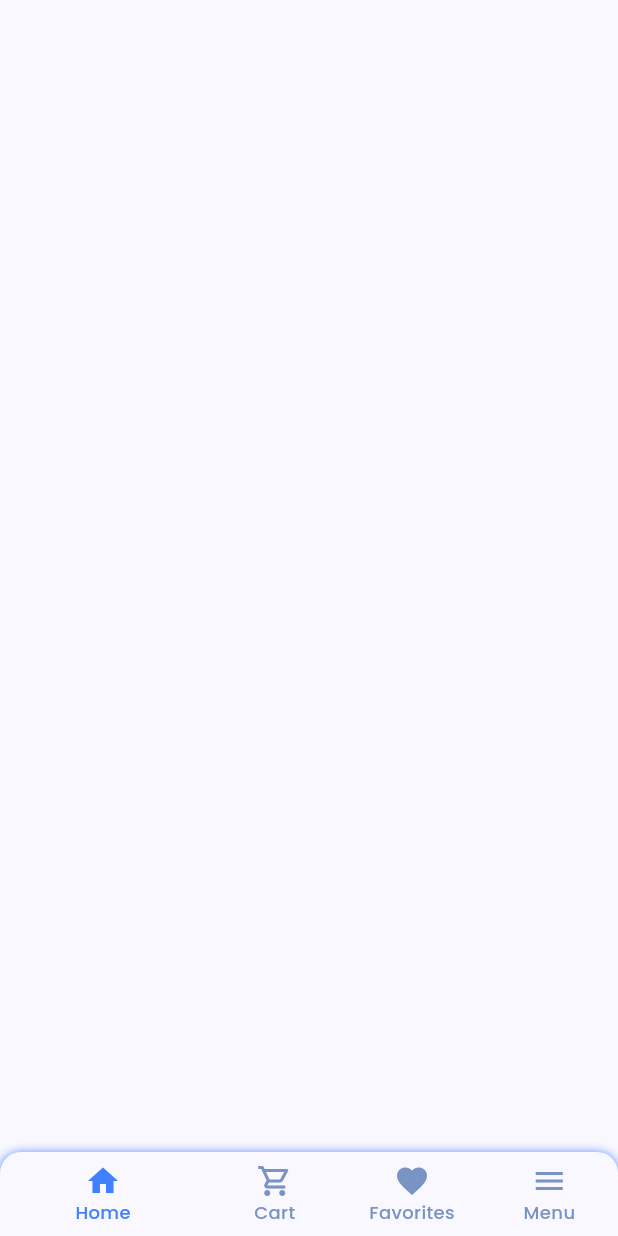
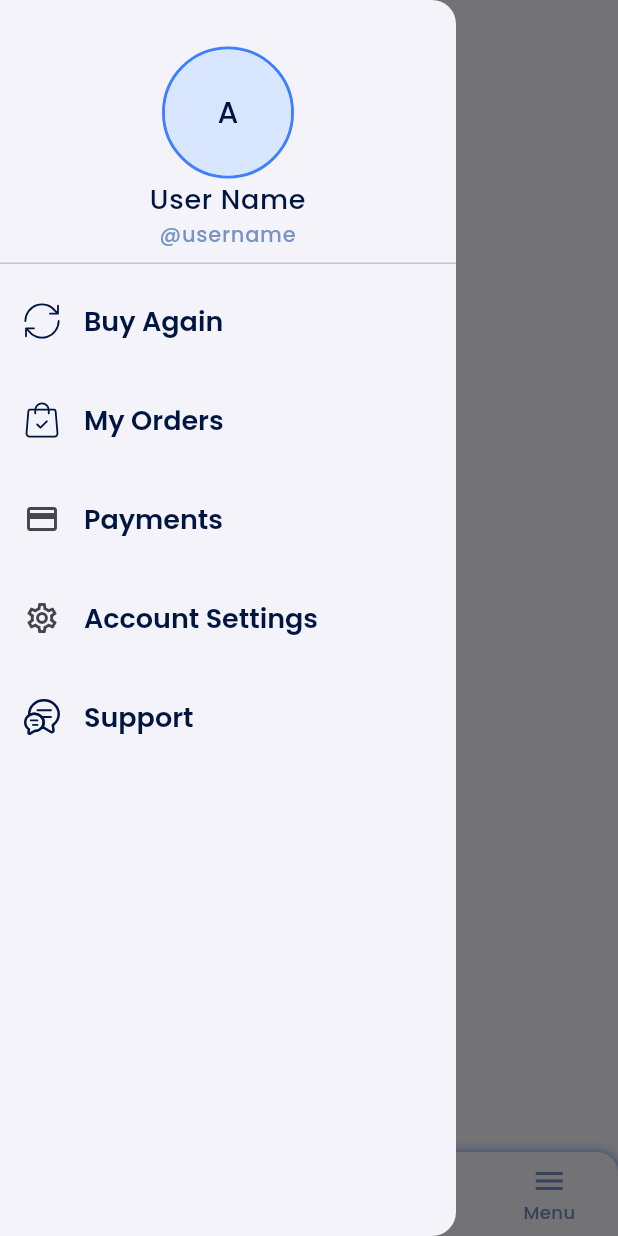
Before and after one commit to AhmedEl-Shamy/marketi, a Flutter app: the MainAppPageWidget screen opened directly with empty values, with the side drawer open (before the commit the screen has no drawer), on a phone screen of 412 x 824 dp. Run offline on Flutter 3.47's test engine with Material 3 defaults, Android fonts, the phone set to English and light mode, and no system bars; our stand-ins replace flutter_svg, go_router.

Commit message:
add drawer menu to the app

```diff
--- a/lib/core/utlis/app_assets.dart
+++ b/lib/core/utlis/app_assets.dart
@@ -13,6 +13,14 @@ class AppAssets {
   /// Assets for kImagesBellIconUIA
   /// assets/images/Bell_Icon_UIA.svg
   static const String kImagesBellIconUIA = "assets/images/Bell_Icon_UIA.svg";
+
+  /// Assets for kImagesBuyAgainIcon
+  /// assets/images/Buy_Again_Icon.svg
+  static const String kImagesBuyAgainIcon = "assets/images/Buy_Again_Icon.svg";
+
+  /// Assets for kImagesChatSupportIcon
+  /// assets/images/Chat_Support_Icon.svg
+  static const String kImagesChatSupportIcon = "assets/images/Chat_Support_Icon.svg";
 
   /// Assets for kImagesFacebookLogo
   /// assets/images/Facebook_Logo.svg
@@ -74,6 +82,10 @@ class AppAssets {
   /// assets/images/Logo_Splash_Screen.png
   static const String kImagesLogoSplashScreen = "assets/images/Logo_Splash_Screen.png";
 
+  /// Assets for kImagesMyOrdersIcon
+  /// assets/images/My_Orders_Icon.svg
+  static const String kImagesMyOrdersIcon = "assets/images/My_Orders_Icon.svg";
+
   /// Assets for kImagesNameIcon
   /// assets/images/Name_Icon.svg
   static const String kImagesNameIcon = "assets/images/Name_Icon.svg";
--- /dev/null
+++ b/lib/core/widgets/custom_drawer.dart
@@ -0,0 +1,55 @@
+import 'package:flutter/material.dart';
+import 'package:flutter_svg/flutter_svg.dart';
+import 'package:marketi/core/utlis/app_assets.dart';
+
+import 'custom_drawer_header.dart';
+import 'custom_drawer_item.dart';
+
+class CustomAppDrawer extends StatelessWidget {
+  const CustomAppDrawer({
+    super.key,
+  });
+
+  @override
+  Widget build(BuildContext context) {
+    return Drawer(
+      child: Column(
+        spacing: 10,
+        children: [
+          CustomDrawerHeader(),
+          CustomDrawerBodyItem(
+            title: 'Buy Again',
+            icon: SvgPicture.asset(
+              AppAssets.kImagesBuyAgainIcon,
+            ),
+            onTap: () {},
+          ),
+          CustomDrawerBodyItem(
+            title: 'My Orders',
+            icon: SvgPicture.asset(
+              AppAssets.kImagesMyOrdersIcon,
+            ),
+            onTap: () {},
+          ),
+          CustomDrawerBodyItem(
+            title: 'Payments',
+            icon: Icon(Icons.payment),
+            onTap: () {},
+          ),
+          CustomDrawerBodyItem(
+            title: 'Account Settings',
+            icon: Icon(Icons.settings_outlined),
+            onTap: () {},
+          ),
+          CustomDrawerBodyItem(
+            title: 'Support',
+            icon: SvgPicture.asset(
+              AppAssets.kImagesChatSupportIcon,
+            ),
+            onTap: () {},
+          ),
+        ],
+      ),
+    );
+  }
+}
--- /dev/null
+++ b/lib/core/widgets/custom_drawer_header.dart
@@ -0,0 +1,43 @@
+import 'package:flutter/material.dart';
+import 'package:marketi/core/utlis/app_constants.dart';
+
+import '../utlis/app_colors.dart';
+import '../utlis/app_text_styles.dart';
+import 'user_avatar_widget.dart';
+
+class CustomDrawerHeader extends StatelessWidget {
+  const CustomDrawerHeader({
+    super.key,
+  });
+
+  @override
+  Widget build(BuildContext context) {
+    return DrawerHeader(
+      margin: EdgeInsets.only(top: AppConstants.kMainPagePadding),
+      child: Column(
+        crossAxisAlignment: CrossAxisAlignment.stretch,
+        children: [
+          Expanded(
+            child: UserAvatarWidget(
+              onPressed: () {},
+            ),
+          ),
+          Text(
+            'User Name',
+            textAlign: TextAlign.center,
+            style: AppTextStyles.kStyleM18.copyWith(
+              color: AppColors.kDarkBlue900,
+            ),
+          ),
+          Text(
+            '@username',
+            textAlign: TextAlign.center,
+            style: AppTextStyles.kStyleM14.copyWith(
+              color: AppColors.kGreyScale,
+            ),
+          ),
+        ],
+      ),
+    );
+  }
+}
--- /dev/null
+++ b/lib/core/widgets/custom_drawer_item.dart
@@ -0,0 +1,25 @@
+import 'package:flutter/material.dart';
+
+import '../utlis/app_text_styles.dart';
+
+class CustomDrawerBodyItem extends StatelessWidget {
+  const CustomDrawerBodyItem({
+    super.key,
+    required this.title,
+    required this.onTap,
+    required this.icon,
+  });
+  final String title;
+  final void Function() onTap;
+  final Widget icon;
+  @override
+  Widget build(BuildContext context) {
+    return ListTile(
+      title: Text(title),
+      titleTextStyle: AppTextStyles.kStyleSB18,
+      leading: icon,
+      // trailing: Icon(Icons.arrow_forward_ios),
+      onTap: onTap,
+    );
+  }
+}
--- a/lib/core/widgets/user_avatar_widget.dart
+++ b/lib/core/widgets/user_avatar_widget.dart
@@ -6,13 +6,15 @@ import '../utlis/app_text_styles.dart';
 class UserAvatarWidget extends StatelessWidget {
   const UserAvatarWidget({
     super.key,
+    required this.onPressed,
   });
+
+  final void Function() onPressed;
 
   @override
   Widget build(BuildContext context) {
     return Container(
-      width: 42,
-      height: 42,
+      // width: double.infinity,
       decoration: BoxDecoration(
         shape: BoxShape.circle,
         border: Border.all(
@@ -20,10 +22,20 @@ class UserAvatarWidget extends StatelessWidget {
           color: AppColors.kDarkLightBlue100,
         ),
       ),
-      child: CircleAvatar(
-        child: Text(
-          'A',
-          style: AppTextStyles.kStyleM20,
+      child: FilledButton(
+        onPressed: onPressed,
+        style: FilledButton.styleFrom(
+          backgroundColor: AppColors.kLightBlue900,
+          shape: CircleBorder(),
+          padding: EdgeInsets.zero,
+          foregroundColor: AppColors.kDarkBlue900,
+        ),
+        child: CircleAvatar(
+          backgroundColor: Colors.transparent,
+          child: Text(
+            'A',
+            style: AppTextStyles.kStyleM20,
+          ),
         ),
       ),
     );
--- a/lib/features/cart/presentation/pages/cart_page.dart
+++ b/lib/features/cart/presentation/pages/cart_page.dart
@@ -14,7 +14,9 @@ class CartPage extends StatelessWidget {
   Widget build(BuildContext context) {
     return CustomPageWidget(
       appBarTitle: 'Cart',
-      leading: UserAvatarWidget(),
+      leading: UserAvatarWidget(
+        onPressed: Scaffold.of(context).openDrawer,
+      ),
       centerTitle: true,
       bottomPageWidget: CartCheckoutWidget(),
       pageItems: [
--- a/lib/features/cart/presentation/pages/cart_page_temp.dart
+++ b/lib/features/cart/presentation/pages/cart_page_temp.dart
@@ -16,7 +16,9 @@ class CartPageTemp extends StatelessWidget {
     return CustomPageWidget(
       appBarTitle: 'Cart',
       leading: CustomBackButton(),
-      trailing: UserAvatarWidget(),
+      trailing: UserAvatarWidget(
+        onPressed: Scaffold.of(context).openDrawer,
+      ),
       centerTitle: true,
       bottomPageWidget: CartCheckoutWidget(),
       pageItems: [
--- a/lib/features/favorites/presentation/pages/favorites_page.dart
+++ b/lib/features/favorites/presentation/pages/favorites_page.dart
@@ -14,7 +14,9 @@ class FavoritesPage extends StatelessWidget {
     return CustomPageWidget(
       appBarTitle: 'Favorites',
       centerTitle: true,
-      leading: UserAvatarWidget(),
+      leading: UserAvatarWidget(
+        onPressed: Scaffold.of(context).openDrawer,
+      ),
       pageItems: [
         CustomPageItem(
           sliver: SliverToBoxAdapter(
--- a/lib/features/home/presentation/pages/home_page.dart
+++ b/lib/features/home/presentation/pages/home_page.dart
@@ -23,11 +23,13 @@ class HomePage extends StatelessWidget {
   Widget build(BuildContext context) {
     return CustomPageWidget(
       appBarTitle: 'Hi, Ahmed',
-      leading: UserAvatarWidget(),
+      leading: UserAvatarWidget(
+        onPressed: Scaffold.of(context).openDrawer,
+      ),
       trailing: IconButton(
         iconSize: 30,
         color: AppColors.kDarkLightBlue100,
-        onPressed: () {},
+        onPressed: (){},
         icon: SvgPicture.asset(
           AppAssets.kImagesBellIconUIA,
           fit: BoxFit.scaleDown,
--- a/lib/features/main_app/presentation/widgets/main_app_page_widget.dart
+++ b/lib/features/main_app/presentation/widgets/main_app_page_widget.dart
@@ -1,5 +1,6 @@
 import 'package:flutter/material.dart';
 
+import '../../../../core/widgets/custom_drawer.dart';
 import 'custom_bottom_nav_bar.dart';
 
 class MainAppPageWidget extends StatelessWidget {
@@ -13,13 +14,8 @@ class MainAppPageWidget extends StatelessWidget {
   @override
   Widget build(BuildContext context) {
     return Scaffold(
-      body: Column(
-        children: [
-          Expanded(
-            child: child,
-          ),
-        ],
-      ),
+      drawer: CustomAppDrawer(),
+      body: child,
       bottomNavigationBar: CustomButtomNavBar(
         pageController: pageController,
       ),
```
Also changed, not shown: assets/images/Buy_Again_Icon.svg (added), assets/images/Chat_Support_Icon.svg (added), assets/images/My_Orders_Icon.svg (added).
